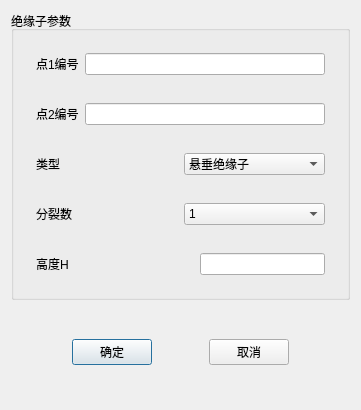
First picture: the form in TW/Interphase_spacer.ui, repository Shixuku/Tower-Visual, before the edit.
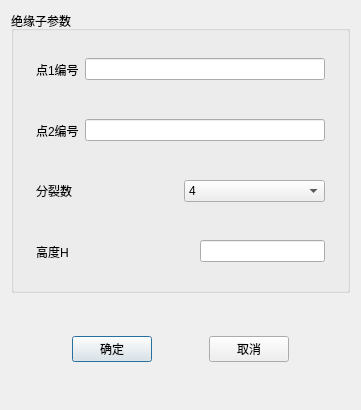
Second picture: the form after the edit.

Diff of the .ui file:
```diff
--- a/TW/Interphase_spacer.ui
+++ b/TW/Interphase_spacer.ui
@@ -52,33 +52,6 @@
         </layout>
        </widget>
       </item>
-      <item>
-       <widget class="QWidget" name="widget_4" native="true">
-        <layout class="QHBoxLayout" name="horizontalLayout_4">
-         <item>
-          <widget class="QLabel" name="label_4">
-           <property name="text">
-            <string>类型</string>
-           </property>
-          </widget>
-         </item>
-         <item>
-          <widget class="QComboBox" name="combo_type">
-           <item>
-            <property name="text">
-             <string>悬垂绝缘子</string>
-            </property>
-           </item>
-           <item>
-            <property name="text">
-             <string>V型绝缘子</string>
-            </property>
-           </item>
-          </widget>
-         </item>
-        </layout>
-       </widget>
-      </item>
       <item>
        <widget class="QWidget" name="widget_3" native="true">
         <layout class="QHBoxLayout" name="horizontalLayout_3">
@@ -91,16 +64,6 @@
          </item>
          <item>
           <widget class="QComboBox" name="combo_count">
-           <item>
-            <property name="text">
-             <string>1</string>
-            </property>
-           </item>
-           <item>
-            <property name="text">
-             <string>2</string>
-            </property>
-           </item>
            <item>
             <property name="text">
              <string>4</string>
```
Left out of the diff: 10 changed lines with no effect on the pictures.
